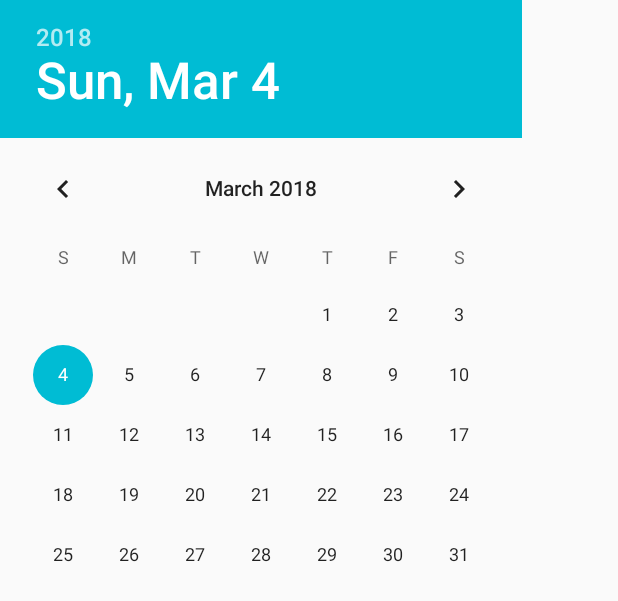
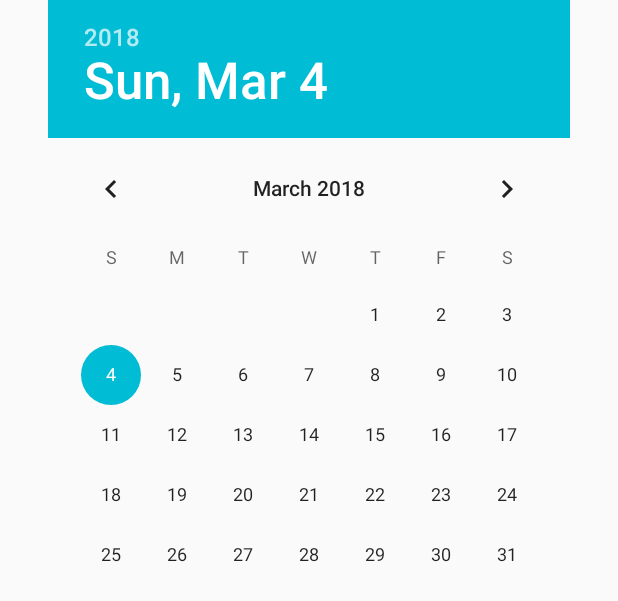
Before and after one commit to ryanulep/siestazzz, an Android app: the layout dialog_date.xml on its own in the app's theme, with its tools: preview values and no code run, on a phone screen of 412 x 824 dp. Shown: the top 601 px of the screen. Run offline under Robolectric (Android 15) with nearby library versions, the phone set to English and light mode, and no system bars.

Commit message:
Updated button and view

```diff
--- a/mobile/src/main/java/com/ucr/buzuka/siestazzz/ListAlarmsActivity.java
+++ b/mobile/src/main/java/com/ucr/buzuka/siestazzz/ListAlarmsActivity.java
@@ -16,12 +16,11 @@ public class ListAlarmsActivity extends AppCompatActivity {
         Toolbar toolbar = (Toolbar) findViewById(R.id.toolbar);
         setSupportActionBar(toolbar);
 
-        // Todo: Connect setAlarm with ListAlarmsActivity.
+        // TODO: Connect setAlarm with ListAlarmsActivity.
     }
 
     public void setAlarm(View view) {
         Intent intent = new Intent(this, SetAlarm.class);
         startActivity(intent);
     }
-
 }
--- a/mobile/src/main/res/layout/dialog_date.xml
+++ b/mobile/src/main/res/layout/dialog_date.xml
@@ -1,8 +1,8 @@
 <?xml version="1.0" encoding="utf-8"?>
 <DatePicker xmlns:android="http://schemas.android.com/apk/res/android"
     android:id="@+id/dialog_date_picker"
-    android:layout_width="match_parent"
-    android:layout_height="match_parent"
+    android:layout_width="wrap_content"
+    android:layout_height="wrap_content"
     android:layout_gravity="center_horizontal"
     android:calendarViewShown="false">
 </DatePicker>
--- a/mobile/src/main/res/layout/fragment_journal_entry.xml
+++ b/mobile/src/main/res/layout/fragment_journal_entry.xml
@@ -195,7 +195,7 @@
             android:layout_width="wrap_content"
             android:layout_height="wrap_content"
             android:layout_marginBottom="16dp"
-            android:background="@mipmap/playbackbutton"
+            android:background="@drawable/playbackbutton"
             app:layout_constraintBottom_toTopOf="@+id/button2"
             app:layout_constraintEnd_toEndOf="parent"
             app:layout_constraintStart_toStartOf="parent"
```
Also changed, not shown: mobile/src/main/res/drawable-hdpi/playbackbutton.png (renamed from mobile/src/main/res/mipmap-hdpi/playbackbutton.png), mobile/src/main/res/drawable-mdpi/playbackbutton.png (renamed from mobile/src/main/res/mipmap-mdpi/playbackbutton.png), mobile/src/main/res/drawable-xhdpi/playbackbutton.png (renamed from mobile/src/main/res/mipmap-xhdpi/playbackbutton.png), mobile/src/main/res/drawable-xxhdpi/playbackbutton.png (renamed from mobile/src/main/res/mipmap-xxhdpi/playbackbutton.png), mobile/src/main/res/drawable-xxxhdpi/playbackbutton.png (renamed from mobile/src/main/res/mipmap-xxxhdpi/playbackbutton.png).
